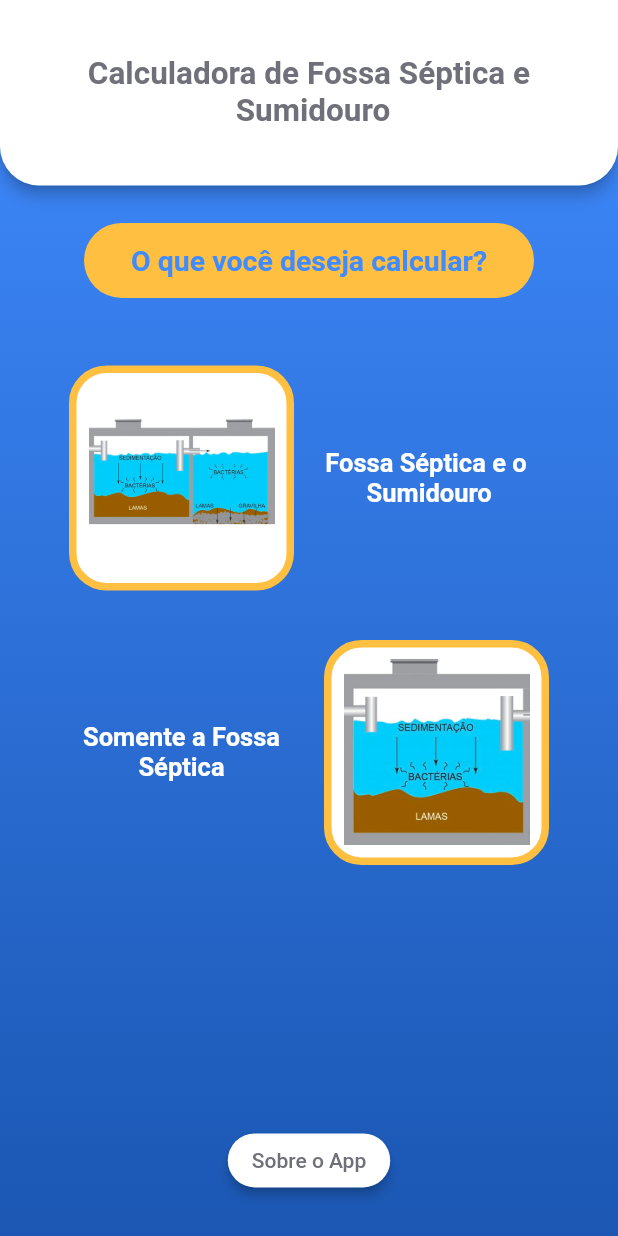
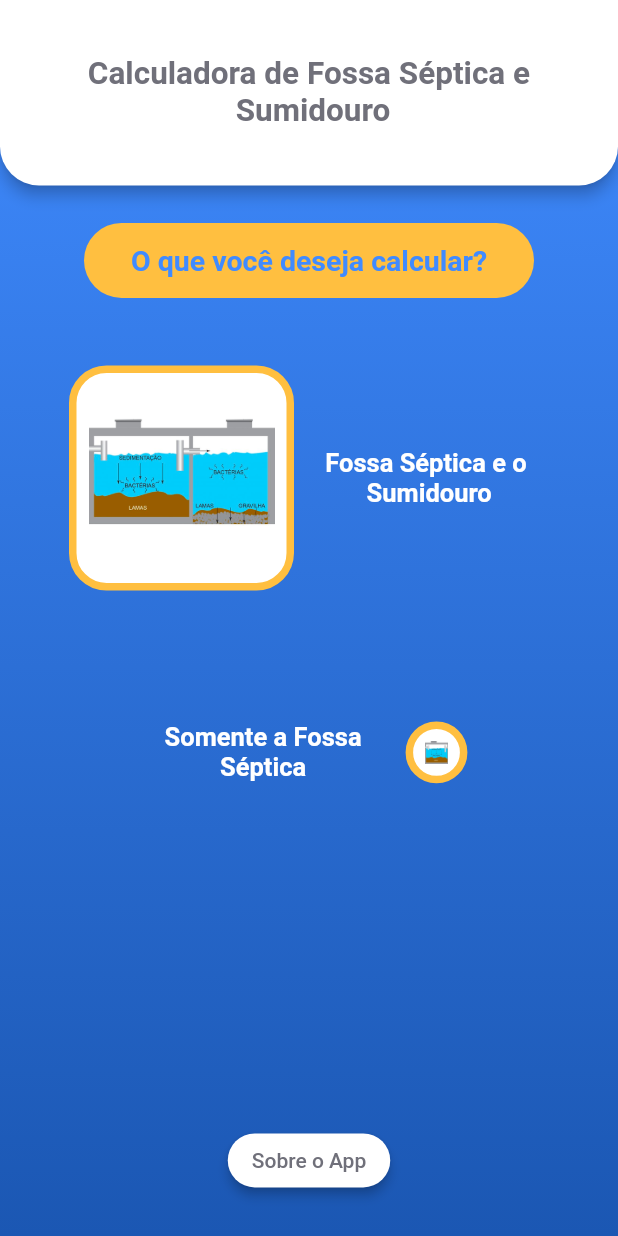
Before and after one commit to FelippeNO/fossa_septica, a Flutter app: the screen it shows after launch, on a phone screen of 412 x 824 dp. Run offline on Flutter 3.47's test engine with Material 2 defaults, Android fonts, the phone set to English and light mode, and no system bars; our stand-ins replace splashscreen; missing offline and left inert: dart:html.

Commit message:
changing things

```diff
--- a/lib/ui/home2.dart
+++ b/lib/ui/home2.dart
@@ -3,6 +3,7 @@
 import 'package:flutter/cupertino.dart';
 import 'package:flutter/material.dart';
 import 'package:fossa_septica/main.dart';
+import 'package:fossa_septica/ui/models/square_button.dart';
 import 'package:fossa_septica/ui/tela1calculo_fossa.dart';
 import 'package:fossa_septica/ui/tela2.dart';
 import 'package:fossa_septica/ui/home.dart';
@@ -21,30 +22,23 @@ class _Fossa_Septica2State extends State<Fossa_Septica2> {
       extendBodyBehindAppBar: true,
       appBar: AppBar(
         toolbarHeight: MediaQuery.of(context).size.height * 0.15,
-        shape: RoundedRectangleBorder(
-            borderRadius: BorderRadius.vertical(bottom: Radius.circular(26))),
+        shape: RoundedRectangleBorder(borderRadius: BorderRadius.vertical(bottom: Radius.circular(26))),
         backgroundColor: Colors.white,
         centerTitle: true,
         title: Text(
           "Calculadora de Fossa Séptica e"
           "\n Sumidouro",
           textAlign: TextAlign.center,
-          style: TextStyle(
-              color: Color.fromRGBO(112, 112, 122, 1),
-              fontSize: 21.0,
-              fontWeight: FontWeight.bold),
+          style: TextStyle(color: Color.fromRGBO(112, 112, 122, 1), fontSize: 21.0, fontWeight: FontWeight.bold),
         ),
       ),
       body: Center(
         child: Container(
           decoration: BoxDecoration(
-            gradient: LinearGradient(
-                begin: Alignment.bottomCenter,
-                end: Alignment.topCenter,
-                colors: const [
-                  Color.fromRGBO(27, 87, 179, 1), //azul escuro
-                  Color.fromRGBO(64, 139, 255, 1), //azul padrao
-                ]),
+            gradient: LinearGradient(begin: Alignment.bottomCenter, end: Alignment.topCenter, colors: const [
+              Color.fromRGBO(27, 87, 179, 1), //azul escuro
+              Color.fromRGBO(64, 139, 255, 1), //azul padrao
+            ]),
           ),
           child: Column(
             children: [
@@ -65,16 +59,13 @@ class _Fossa_Septica2State extends State<Fossa_Septica2> {
                                 height: 50,
                                 width: 300,
                                 decoration: BoxDecoration(
-                                    color: Color.fromRGBO(
-                                        255, 191, 64, 1), //laranja padrao
-                                    borderRadius:
-                                        BorderRadius.all(Radius.circular(25))),
+                                    color: Color.fromRGBO(255, 191, 64, 1), //laranja padrao
+                                    borderRadius: BorderRadius.all(Radius.circular(25))),
                                 child: Center(
                                   child: Text(
                                     "O que você deseja calcular?",
                                     style: TextStyle(
-                                        color: Color.fromRGBO(
-                                            64, 139, 255, 1), // azul padrao
+                                        color: Color.fromRGBO(64, 139, 255, 1), // azul padrao
                                         fontWeight: FontWeight.bold,
                                         fontSize: 19.0),
                                     textAlign: TextAlign.center,
@@ -93,22 +84,15 @@ class _Fossa_Septica2State extends State<Fossa_Septica2> {
                                   child: Container(
                                     child: IconButton(
                                       onPressed: () {
-                                        Navigator.of(context).push(
-                                            MaterialPageRoute(
-                                                builder: (context) =>
-                                                    Tela1CalculoFossa()));
+                                        Navigator.of(context)
+                                            .push(MaterialPageRoute(builder: (context) => Tela1CalculoFossa()));
                                       },
-                                      icon: Image.asset(
-                                          'assets/images/fossa_septica_sumidouro_botao.png'),
+                                      icon: Image.asset('assets/images/fossa_septica_sumidouro_botao.png'),
                                     ),
                                     decoration: BoxDecoration(
-                                        border: Border.all(
-                                            color:
-                                                Color.fromRGBO(255, 191, 64, 1),
-                                            width: 5.0),
+                                        border: Border.all(color: Color.fromRGBO(255, 191, 64, 1), width: 5.0),
                                         color: Colors.white,
-                                        borderRadius: BorderRadius.all(
-                                            Radius.circular(25))),
+                                        borderRadius: BorderRadius.all(Radius.circular(25))),
                                     // opcao 1
                                     height: 150,
                                     width: 150,
@@ -123,10 +107,8 @@ class _Fossa_Septica2State extends State<Fossa_Septica2> {
                                     child: Center(
                                       child: Text(
                                         "Fossa Séptica e o\n Sumidouro",
-                                        style: TextStyle(
-                                            color: Colors.white,
-                                            fontWeight: FontWeight.bold,
-                                            fontSize: 17.0),
+                                        style:
+                                            TextStyle(color: Colors.white, fontWeight: FontWeight.bold, fontSize: 17.0),
                                         textAlign: TextAlign.center,
                                       ),
                                     ),
@@ -151,10 +133,8 @@ class _Fossa_Septica2State extends State<Fossa_Septica2> {
                                     child: Center(
                                       child: Text(
                                         "Somente a Fossa Séptica",
-                                        style: TextStyle(
-                                            color: Colors.white,
-                                            fontWeight: FontWeight.bold,
-                                            fontSize: 17.0),
+                                        style:
+                                            TextStyle(color: Colors.white, fontWeight: FontWeight.bold, fontSize: 17.0),
                                         textAlign: TextAlign.center,
                                       ),
                                     ),
@@ -162,24 +142,7 @@ class _Fossa_Septica2State extends State<Fossa_Septica2> {
                                 ),
                                 Padding(
                                   padding: const EdgeInsets.all(10.0),
-                                  child: Container(
-                                    child: IconButton(
-                                      onPressed: null,
-                                      icon: Image.asset(
-                                          'assets/images/fossa_septica_botao.png'),
-                                    ),
-                                    //opcao 2
-                                    height: 150,
-                                    width: 150,
-                                    decoration: BoxDecoration(
-                                        border: Border.all(
-                                            color:
-                                                Color.fromRGBO(255, 191, 64, 1),
-                                            width: 5.0),
-                                        color: Colors.white,
-                                        borderRadius: BorderRadius.all(
-                                            Radius.circular(25))),
-                                  ),
+                                  child: SquareButton(),
                                 )
                               ],
                             ),
@@ -191,9 +154,7 @@ class _Fossa_Septica2State extends State<Fossa_Septica2> {
               Padding(
                 padding: const EdgeInsets.all(8.0),
                 child: ElevatedButton(
-                  child: Text("Sobre o App",
-                      style:
-                          TextStyle(color: Color.fromRGBO(112, 112, 122, 1))),
+                  child: Text("Sobre o App", style: TextStyle(color: Color.fromRGBO(112, 112, 122, 1))),
                   onPressed: () {
                     showDialog(
                         context: context,
@@ -204,8 +165,8 @@ class _Fossa_Septica2State extends State<Fossa_Septica2> {
                   style: ButtonStyle(
                       elevation: MaterialStateProperty.all(3),
                       shadowColor: MaterialStateProperty.all(Colors.black),
-                      shape: MaterialStateProperty.all(RoundedRectangleBorder(
-                          borderRadius: BorderRadius.circular(18.0))),
+                      shape:
+                          MaterialStateProperty.all(RoundedRectangleBorder(borderRadius: BorderRadius.circular(18.0))),
                       backgroundColor: MaterialStateProperty.all(Colors.white)),
                 ),
               ),
--- /dev/null
+++ b/lib/ui/models/square_button.dart
@@ -0,0 +1,23 @@
+import 'package:flutter/material.dart';
+import 'package:fossa_septica/core/scale.dart';
+
+class SquareButton extends StatelessWidget {
+  const SquareButton({Key? key}) : super(key: key);
+
+  @override
+  Widget build(BuildContext context) {
+    return Container(
+      child: IconButton(
+        onPressed: null,
+        icon: Image.asset('assets/images/fossa_septica_botao.png'),
+      ),
+      //opcao 2
+      height: UIScale.width(context, 10),
+      width: UIScale.width(context, 10),
+      decoration: BoxDecoration(
+          border: Border.all(color: Color.fromRGBO(255, 191, 64, 1), width: 5.0),
+          color: Colors.white,
+          borderRadius: BorderRadius.all(Radius.circular(25))),
+    );
+  }
+}
--- a/pubspec.yaml
+++ b/pubspec.yaml
@@ -35,6 +35,7 @@ dependencies:
   # Use with the CupertinoIcons class for iOS style icons.
   cupertino_icons: ^1.0.2
   splashscreen: ^1.3.5
+  html: ^0.15.0
 
 dev_dependencies:
   flutter_test:
```
Also changed, not shown: lib/core/scale.dart (added, +23 -0 lines), lib/entities/entities.dart (added, +39 -0 lines), pubspec.lock, 2 other files.
